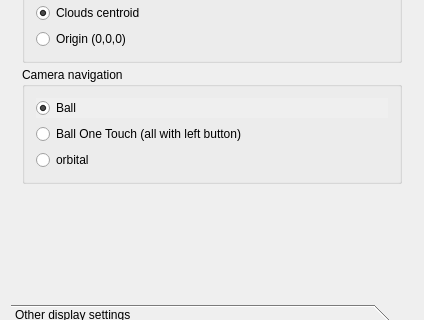
First picture: the form in src/saisieQT/ui/Settings.ui, repository micmacIGN/micmac, before the edit; both pictures show x 0 to 424 and y 239 to 559 of the 424 by 660 pixel window.
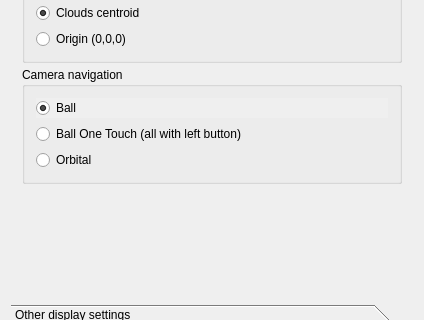
Second picture: the form after the edit. Icons and pictures are not drawn.

Commit message: SaisieQT : option -l pour charger le dernier fichier, help, ui, etc.

The edit to the form file:
```diff
--- a/src/saisieQT/ui/Settings.ui
+++ b/src/saisieQT/ui/Settings.ui
@@ -50,7 +50,7 @@
         <x>0</x>
         <y>0</y>
         <width>406</width>
-        <height>485</height>
+        <height>495</height>
        </rect>
       </property>
       <attribute name="label">
@@ -237,7 +237,7 @@
           <item>
            <widget class="QRadioButton" name="radionButtonOrbital">
             <property name="text">
-             <string>orbital</string>
+             <string>Orbital</string>
             </property>
            </widget>
           </item>
```
Left out of the diff: 12 changed lines with no effect on the pictures. The commit also changes 5 other files.
